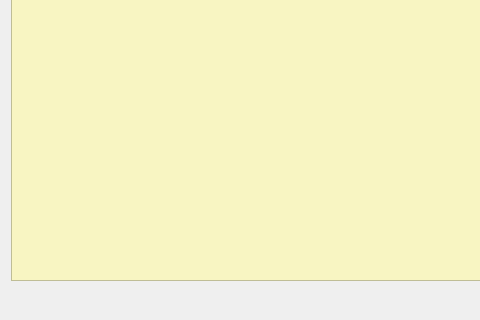
Old version of the form Almacen/frminventario.ui in the repository arcnexus/RedFoX; both pictures show x 0 to 480 and y 198 to 518 of the 848 by 518 pixel window.
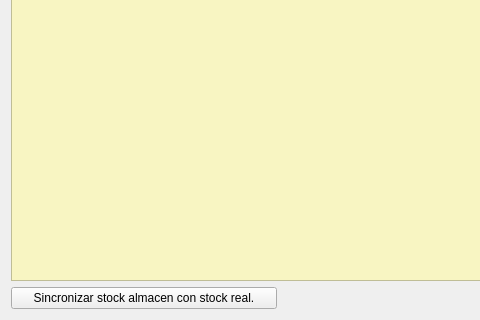
New version of the form. Icons and pictures are not drawn.

The edit to the form file:
```diff
--- a/Almacen/frminventario.ui
+++ b/Almacen/frminventario.ui
@@ -126,6 +126,26 @@
    <item row="0" column="3">
     <widget class="QComboBox" name="cboOrder"/>
    </item>
+   <item row="2" column="0">
+    <widget class="QPushButton" name="btnSincronizar">
+     <property name="text">
+      <string>Sincronizar stock almacen con stock real.</string>
+     </property>
+     <property name="icon">
+      <iconset resource="../maya.qrc">
+       <normaloff>:/Icons/PNG/refrescar.png</normaloff>:/Icons/PNG/refrescar.png</iconset>
+     </property>
+     <property name="iconSize">
+      <size>
+       <width>32</width>
+       <height>32</height>
+      </size>
+     </property>
+     <property name="checked">
+      <bool>false</bool>
+     </property>
+    </widget>
+   </item>
   </layout>
  </widget>
  <resources>
```
